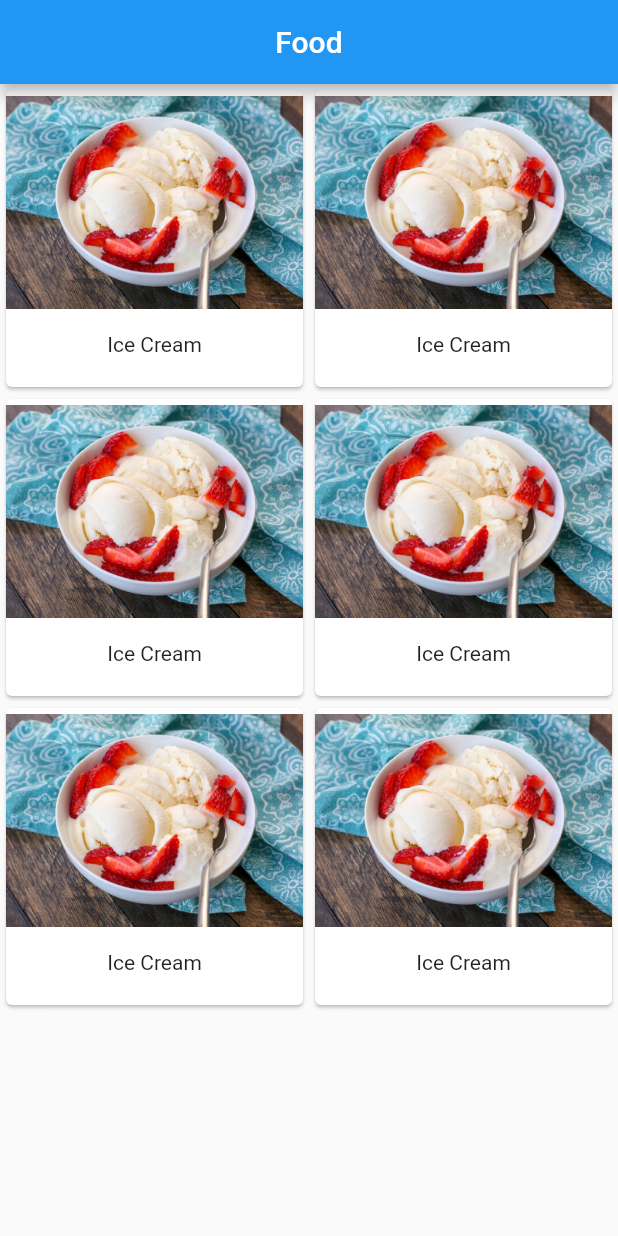
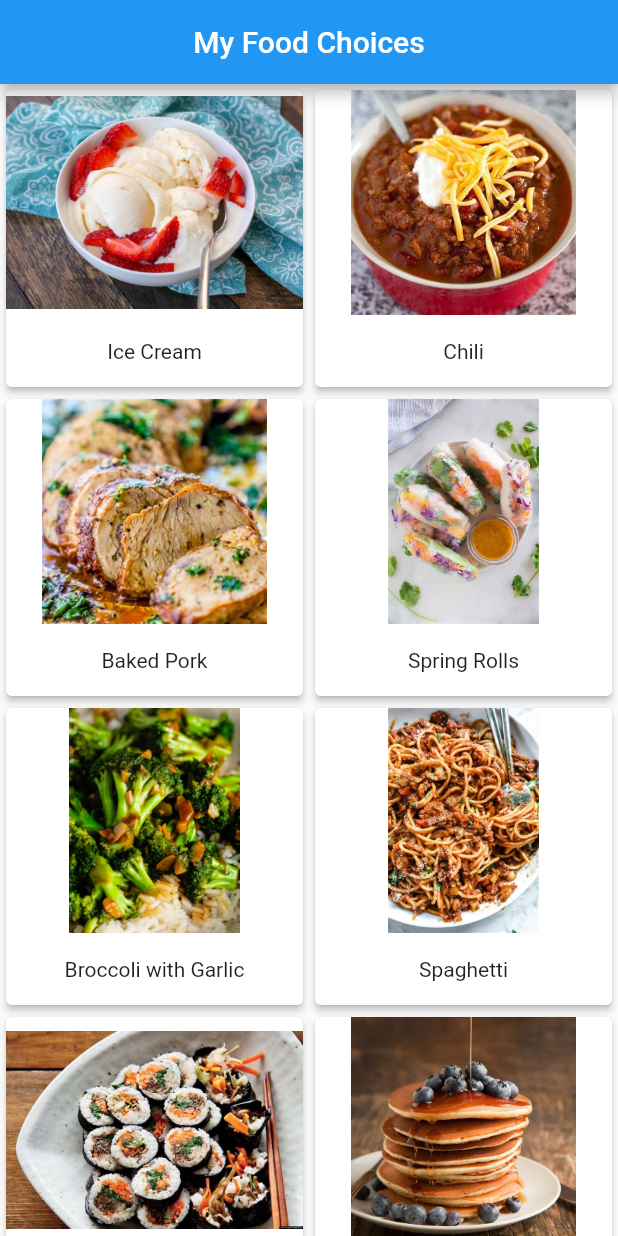
Before and after one commit to songyang-dev/vanier-mobile-first-assignment, a Flutter app: the screen it shows after launch, on a phone screen of 412 x 824 dp. Run offline on Flutter 3.47's test engine with Material 2 defaults, Android fonts, the phone set to English and light mode, and no system bars.

Commit message:
Add eight food

```diff
--- a/lib/food/food.dart
+++ b/lib/food/food.dart
@@ -21,7 +21,11 @@ class FoodScreen extends StatelessWidget {
               ),
             ),
           ),
-          Image.asset(imagePath),
+          Expanded(
+              child: Image.asset(
+            imagePath,
+            fit: BoxFit.contain,
+          )),
           Padding(
             padding: const EdgeInsets.all(16.0),
             child: Text(
@@ -29,7 +33,6 @@ class FoodScreen extends StatelessWidget {
               style: Theme.of(context).textTheme.bodyMedium,
             ),
           ),
-          const Divider(),
           ElevatedButton.icon(
             onPressed: () => Navigator.pop(context),
             icon: const Icon(
@@ -52,6 +55,7 @@ class FoodCard extends StatelessWidget {
   @override
   Widget build(BuildContext context) {
     return Card(
+      elevation: 2.0,
       child: InkWell(
         onTap: () {
           Navigator.push(
@@ -66,7 +70,7 @@ class FoodCard extends StatelessWidget {
           mainAxisAlignment: MainAxisAlignment.center,
           crossAxisAlignment: CrossAxisAlignment.center,
           children: [
-            Image.asset(imagePath),
+            Expanded(child: Image.asset(imagePath, fit: BoxFit.contain)),
             Align(
               alignment: Alignment.center,
               heightFactor: 3,
--- a/lib/home/home.dart
+++ b/lib/home/home.dart
@@ -10,18 +10,24 @@ class HomeScreen extends StatelessWidget {
     return Scaffold(
       appBar: AppBar(
         title: const Center(
-          child: Text("Food"),
+          child: Text("My Food Choices"),
         ),
       ),
       body: GridView.count(
         crossAxisCount: 2,
-        children: [
-          const FoodCard(name: "Ice Cream", imagePath: "assets/ice cream.jpg"),
-          const FoodCard(name: "Ice Cream", imagePath: "assets/ice cream.jpg"),
-          const FoodCard(name: "Ice Cream", imagePath: "assets/ice cream.jpg"),
-          const FoodCard(name: "Ice Cream", imagePath: "assets/ice cream.jpg"),
-          const FoodCard(name: "Ice Cream", imagePath: "assets/ice cream.jpg"),
-          const FoodCard(name: "Ice Cream", imagePath: "assets/ice cream.jpg"),
+        children: const [
+          FoodCard(name: "Ice Cream", imagePath: "assets/ice cream.jpg"),
+          FoodCard(name: "Chili", imagePath: "assets/classic chili.jpg"),
+          FoodCard(
+              name: "Baked Pork",
+              imagePath: "assets/baked pork tenderloin.jpg"),
+          FoodCard(name: "Spring Rolls", imagePath: "assets/spring rolls.jpg"),
+          FoodCard(
+              name: "Broccoli with Garlic", imagePath: "assets/broccoli.jpg"),
+          FoodCard(name: "Spaghetti", imagePath: "assets/spaghetti.jpg"),
+          FoodCard(name: "Sushi", imagePath: "assets/sushi.jpg"),
+          FoodCard(
+              name: "Maple Syrup Pancake", imagePath: "assets/pancake.jpg"),
         ],
       ),
     );
```
Also changed, not shown: assets/baked pork tenderloin.jpg (added), assets/broccoli.jpg (added), assets/classic chili.jpg (added), assets/pancake.jpg (added), assets/spaghetti.jpg (added), assets/spring rolls.jpg (added), assets/sushi.jpg (added).
